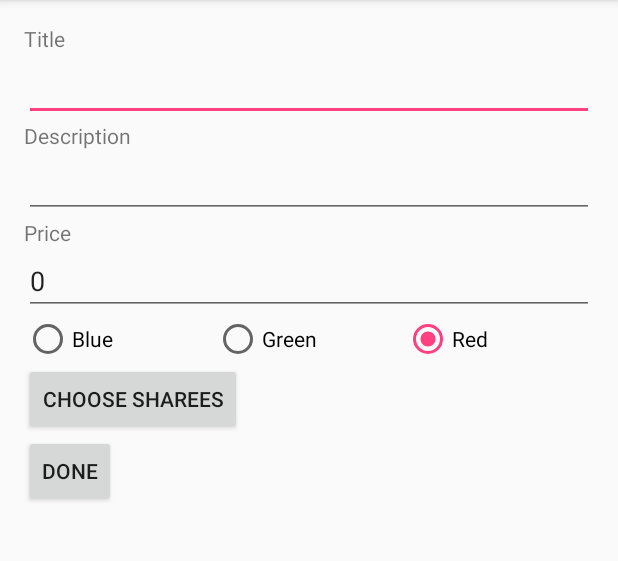
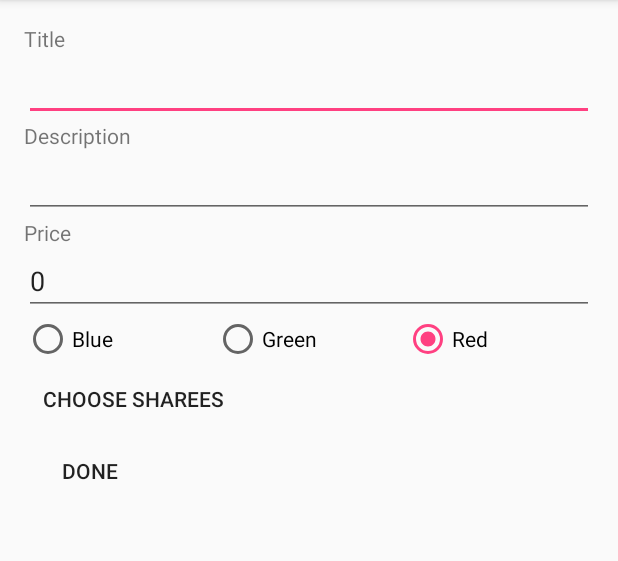
Before and after one commit to Ben-Wu/PayShare, an Android app: the CreateShareActivity screen opened directly, with no data from a screen before it, on a phone screen of 412 x 824 dp, the part 84-645 px from its top. Run offline under Robolectric (Android 15) with nearby library versions, the phone set to English and light mode, and no system bars.

Commit message:
subtle style changes

```diff
--- a/app/src/main/res/layout/activity_create_share.xml
+++ b/app/src/main/res/layout/activity_create_share.xml
@@ -75,14 +75,14 @@
     </LinearLayout>
 
     <Button
-        style="?android:attr/buttonStyleSmall"
+        style="@style/Widget.AppCompat.Button.Borderless"
         android:layout_width="wrap_content"
         android:layout_height="wrap_content"
         android:text="Choose Sharees"
         android:id="@+id/choose" />
 
     <Button
-        style="?android:attr/buttonStyleSmall"
+        style="@style/Widget.AppCompat.Button.Borderless"
         android:layout_width="wrap_content"
         android:layout_height="wrap_content"
         android:text="DONE"
--- a/app/src/main/res/layout/activity_event.xml
+++ b/app/src/main/res/layout/activity_event.xml
@@ -9,7 +9,7 @@
     <RelativeLayout
         android:clipToPadding="false"
         android:layout_width="match_parent"
-        android:layout_height="205dp"
+        android:layout_height="185dp"
         android:paddingBottom="5dp"
         android:focusable="false">
 
@@ -19,7 +19,7 @@
             android:layout_height="170dp"
             android:src="@drawable/eventimage"
             android:transitionName="image_start"
-            android:layout_marginBottom="30dp"
+            android:layout_marginBottom="15dp"
             android:scaleType="centerCrop" />
 
         <android.support.design.widget.FloatingActionButton
--- a/app/src/main/res/values/styles.xml
+++ b/app/src/main/res/values/styles.xml
@@ -9,7 +9,7 @@
         <!-- Customize your theme here. -->
         <!-- enable window content transitions -->
         <item name="android:windowActivityTransitions">true</item>
-        <item name="colorControlHighlight">@color/ripple_material_dark</item>
+        <item name="colorControlHighlight">@color/ripple_material_light</item>
 
     </style>
 </resources>
```
Also changed, not shown: app/src/main/java/pennapps2016/payshare/ui/ShareInfoActivity.java (added, +9 -0 lines).
